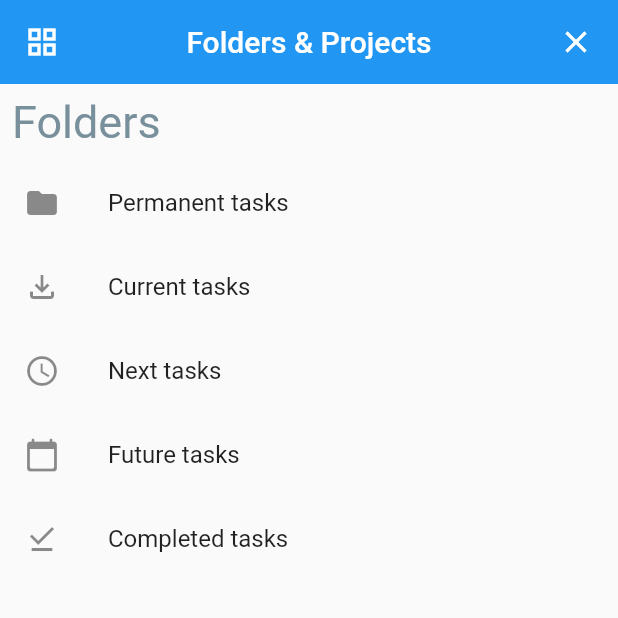
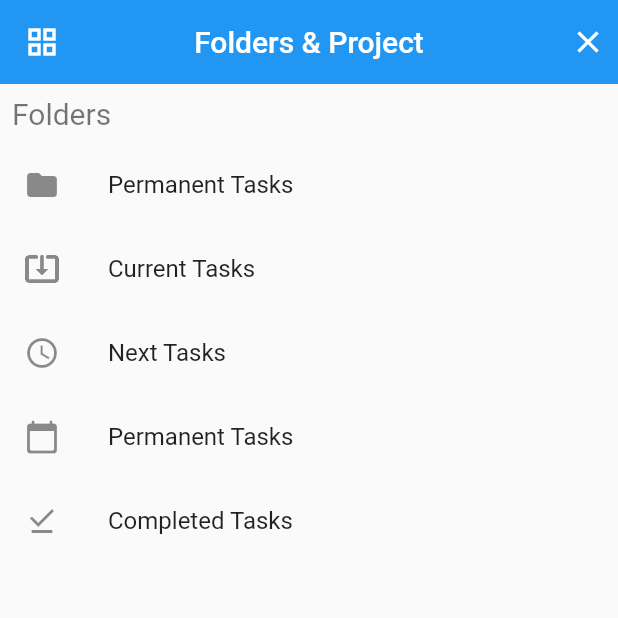
Before and after one commit to Elisa-Flutter/corsoflutter, a Flutter app: the screen it shows after launch, after a tap on the "list" icon, on a phone screen of 412 x 824 dp, the top half of it. Run offline on Flutter 3.47's test engine with Material 2 defaults, Android fonts, the phone set to English and light mode, and no system bars.

Commit message:
folder_project

```diff
--- a/folder_project/lib/components/homepage.dart
+++ b/folder_project/lib/components/homepage.dart
@@ -9,38 +9,42 @@ class Homepage extends StatefulWidget {
 }
 
 class _HomepageState extends State<Homepage> {
-  bool gridViewOn = true;
-  final SliverGridDelegate _sliverGridDelegate = const SliverGridDelegateWithFixedCrossAxisCount(crossAxisCount: 2);
+  bool _gridViewOn = true;
+  final _gridDelegate = const SliverGridDelegateWithFixedCrossAxisCount(
+      crossAxisCount: 2
+  );
 
-  void changeGridView() {
+  void toggleGridView() {
     setState(() {
-      gridViewOn = !gridViewOn;
+      _gridViewOn = !_gridViewOn;
     });
   }
-  final listCartelle = const [
+
+  final _listaCartelle = const [
     Cartella(
-      title: 'Permanent tasks',
       iconData: Icons.folder,
-      numTasks: 10
+      titolo: 'Permanent Tasks',
+      numTask: 10,
     ),
     Cartella(
-      title: 'Current tasks',
-      iconData: Icons.file_download_outlined,
-      numTasks: 14
+      iconData: Icons.system_update_alt_outlined,
+      titolo: 'Current Tasks',
+      numTask: 14,
     ),
     Cartella(
-      title: 'Next tasks',
       iconData: Icons.watch_later_outlined,
-      numTasks: 2
+      titolo: 'Next Tasks',
+      numTask: 2,
     ),
     Cartella(
-      title: 'Future tasks',
       iconData: Icons.calendar_today_rounded,
-      numTasks: 14
+      titolo: 'Permanent Tasks',
+      numTask: 6,
     ),
     Cartella(
-      title: 'Completed tasks',
       iconData: Icons.file_download_done_outlined,
+      titolo: 'Completed Tasks',
+      numTask: 0,
     ),
   ];
 
@@ -48,40 +52,33 @@ class _HomepageState extends State<Homepage> {
   Widget build(BuildContext context) {
     return Scaffold(
       appBar: AppBar(
+        centerTitle: true,
         elevation: 0,
-        centerTitle: true,
         leading: IconButton(
-          icon: Icon(gridViewOn ? Icons.list : Icons.grid_view_outlined),
-          onPressed: changeGridView,
+          onPressed: toggleGridView,
+          icon: Icon(_gridViewOn ? Icons.list : Icons.grid_view),
         ),
-        title: const Text('Folders & Projects'),
+        title: const Text('Folders & Project'),
         actions: const [
           Padding(
-             padding: EdgeInsets.only(right: 16.0),
+            padding: EdgeInsets.all(8.0),
             child: Icon(Icons.close),
-           )
+          ),
         ],
       ),
       body: Column(
         crossAxisAlignment: CrossAxisAlignment.start,
         children: [
-           Padding(
-            padding: const EdgeInsets.all(8.0),
-            child: Text('Folders',
-              style: TextStyle(
-                color: Colors.blueGrey.shade400,
-                fontSize: 30,
+          const Padding(
+            padding: EdgeInsets.all(8.0),
+            child: Text('Folders', style: TextStyle(fontSize: 20, color: Colors.black54),),
           ),
-            ),
-          ),
-          Expanded(
-            child:
-            gridViewOn
-             ? GridView.builder(
-                itemCount: listCartelle.length,
-                gridDelegate: _sliverGridDelegate,
-                itemBuilder: (context, index){
-                  return Card(
+          _gridViewOn
+           ? Expanded(
+              child: GridView.builder(
+                  gridDelegate: _gridDelegate,
+                  itemCount: _listaCartelle.length,
+                  itemBuilder: (context, index) => Card(
                     child: Column(
                       mainAxisAlignment: MainAxisAlignment.center,
                       children: [
@@ -89,33 +86,44 @@ class _HomepageState extends State<Homepage> {
                           alignment: Alignment.center,
                           children: [
                             Container(
+                              height: 60,
                               decoration: BoxDecoration(
                                 shape: BoxShape.circle,
-                              color: Colors.blueGrey.withOpacity(0.3),
+                                color: Colors.blueGrey.withOpacity(.1)
                               ),
-                            height: 40,
                             ),
-                          Icon(listCartelle[index].iconData)
+                            Icon(
+                                _listaCartelle[index].iconData,
+                                color: Colors.blue,
+                            )
                           ],
                         ),
-                      Text(listCartelle[index].title),
-                      Text('${listCartelle[index].numTasks} Tasks')
-                    ],
-                    ),
-                  );
-                }
-            )
-
-            : ListView.builder(
-                itemCount: listCartelle.length,
-                itemBuilder: (context, index){
-                  return ListTile(
-                    title: Text(listCartelle[index].title),
-                    leading: Icon(listCartelle[index].iconData),
-                  );
-                }
+                        Padding(
+                          padding: const EdgeInsets.symmetric(vertical: 8.0),
+                          child: Text(_listaCartelle[index].titolo,
+                            style: const TextStyle(fontWeight: FontWeight.bold, fontSize: 18),
                           ),
                         ),
+                        Text('${_listaCartelle[index].numTask} Tasks',
+                          style: const TextStyle(
+                             color: Colors.black54
+                            ),
+                        ),
+                      ],
+                    )
+                  )
+              )
+          )
+              : Expanded(
+              child: ListView.builder(
+                  itemCount: _listaCartelle.length,
+                  itemBuilder: (context, index) =>
+                      ListTile(
+                        leading: Icon(_listaCartelle[index].iconData),
+                        title: Text(_listaCartelle[index].titolo),
+                      )
+              )
+          )
         ],
       ),
     );
--- a/folder_project/lib/models/cartella.dart
+++ b/folder_project/lib/models/cartella.dart
@@ -2,11 +2,12 @@ import 'package:flutter/material.dart';
 
 class Cartella{
   final IconData iconData;
-  final String title;
-  final int numTasks;
+  final String titolo;
+  final int numTask;
 
   const Cartella({
     required this.iconData,
-    required this.title,
-    this.numTasks = 0});
+    required this.titolo,
+    required this.numTask
+  });
 }
```
Lines whose indentation alone changed are shown as unchanged.
